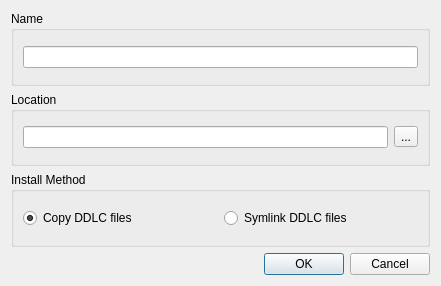
Qt form src/qt/importdialog.ui (danatation/dossier) before a commit.
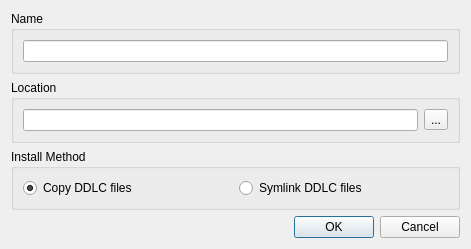
The same form after that commit.

The edit to the form file:
```diff
--- a/src/qt/importdialog.ui
+++ b/src/qt/importdialog.ui
@@ -6,10 +6,16 @@
    <rect>
     <x>0</x>
     <y>0</y>
-    <width>441</width>
-    <height>286</height>
+    <width>471</width>
+    <height>225</height>
    </rect>
   </property>
+  <property name="sizePolicy">
+   <sizepolicy hsizetype="Preferred" vsizetype="Preferred">
+    <horstretch>0</horstretch>
+    <verstretch>0</verstretch>
+   </sizepolicy>
+  </property>
   <property name="windowTitle">
    <string>Dialog</string>
   </property>
@@ -26,6 +32,9 @@
    </item>
    <item row="0" column="0">
     <layout class="QGridLayout" name="importLayout">
+     <property name="sizeConstraint">
+      <enum>QLayout::SetDefaultConstraint</enum>
+     </property>
      <item row="0" column="0">
       <widget class="QGroupBox" name="nameGroupBox">
        <property name="title">
@@ -47,6 +56,12 @@
      </item>
      <item row="1" column="0">
       <widget class="QGroupBox" name="locationGroupBox">
+       <property name="sizePolicy">
+        <sizepolicy hsizetype="Preferred" vsizetype="Preferred">
+         <horstretch>0</horstretch>
+         <verstretch>0</verstretch>
+        </sizepolicy>
+       </property>
        <property name="title">
         <string>Location</string>
        </property>
@@ -97,6 +112,19 @@
        </layout>
       </widget>
      </item>
+     <item row="3" column="0">
+      <spacer name="verticalSpacer">
+       <property name="orientation">
+        <enum>Qt::Vertical</enum>
+       </property>
+       <property name="sizeHint" stdset="0">
+        <size>
+         <width>20</width>
+         <height>40</height>
+        </size>
+       </property>
+      </spacer>
+     </item>
     </layout>
    </item>
   </layout>
```
Left out of the diff: 20 changed lines with no effect on the pictures.
